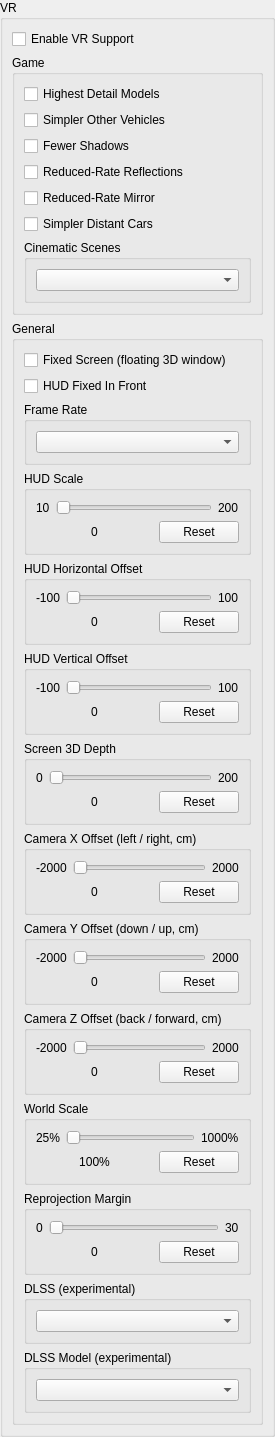
First picture: the form in rpcs3/rpcs3qt/vr_settings_widget.ui, repository hookmanuk/rpcs3, before the edit.
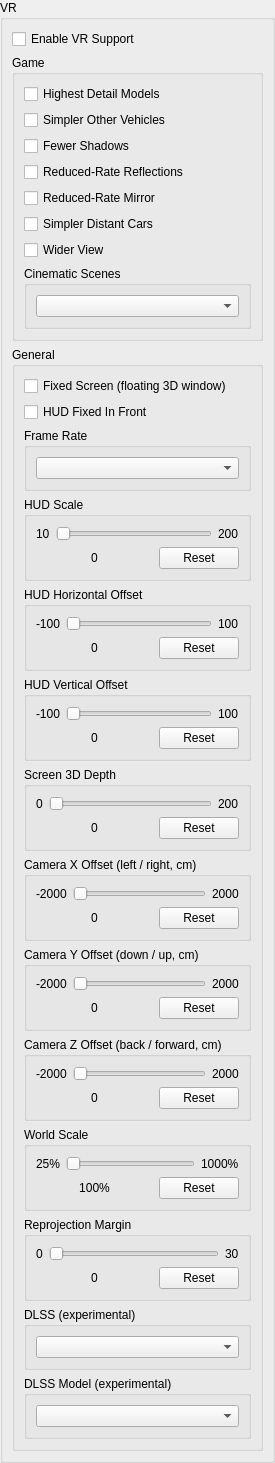
Second picture: the form after the edit.

Commit message: VR: Wider View setting (home menu and VR settings tab); off for Gran Turismo 5

Patch:
```diff
--- a/rpcs3/rpcs3qt/vr_settings_widget.ui
+++ b/rpcs3/rpcs3qt/vr_settings_widget.ui
@@ -76,6 +76,13 @@
               </property>
              </widget>
             </item>
+            <item>
+             <widget class="QCheckBox" name="vrWiderView">
+              <property name="text">
+               <string>Wider View</string>
+              </property>
+             </widget>
+            </item>
             <item>
              <widget class="QGroupBox" name="gb_vrCinematicScenes">
               <property name="title">
```
The commit also changes 11 other files.
